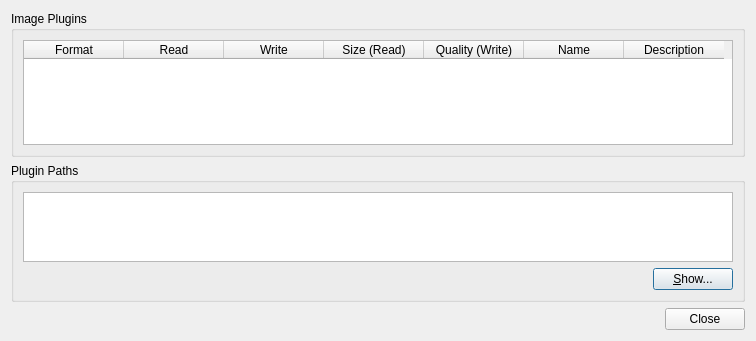
This is SimpleGuetzliGUI/src/PluginInfoDialog.ui in till213/GuetzliImageIOPlugin as Qt 5 draws it before an edit. The edited form follows.
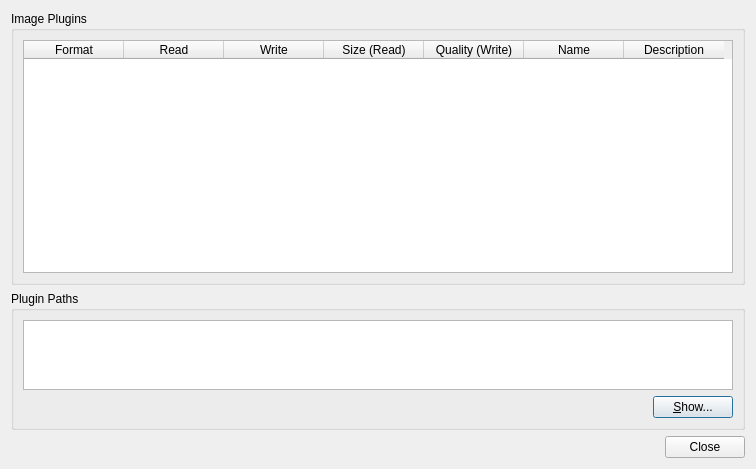
This is the edited form.

Patch:
```diff
--- a/SimpleGuetzliGUI/src/PluginInfoDialog.ui
+++ b/SimpleGuetzliGUI/src/PluginInfoDialog.ui
@@ -10,7 +10,7 @@
     <x>0</x>
     <y>0</y>
     <width>756</width>
-    <height>341</height>
+    <height>469</height>
    </rect>
   </property>
   <property name="windowTitle">
```
